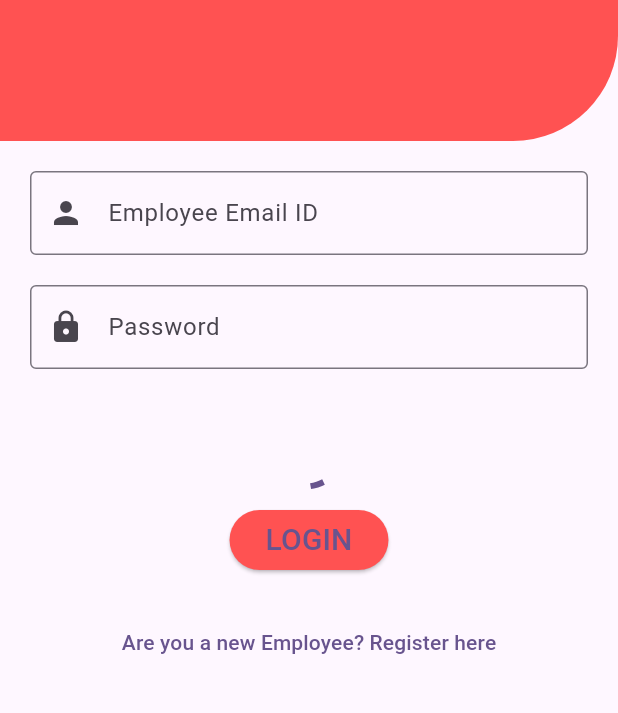
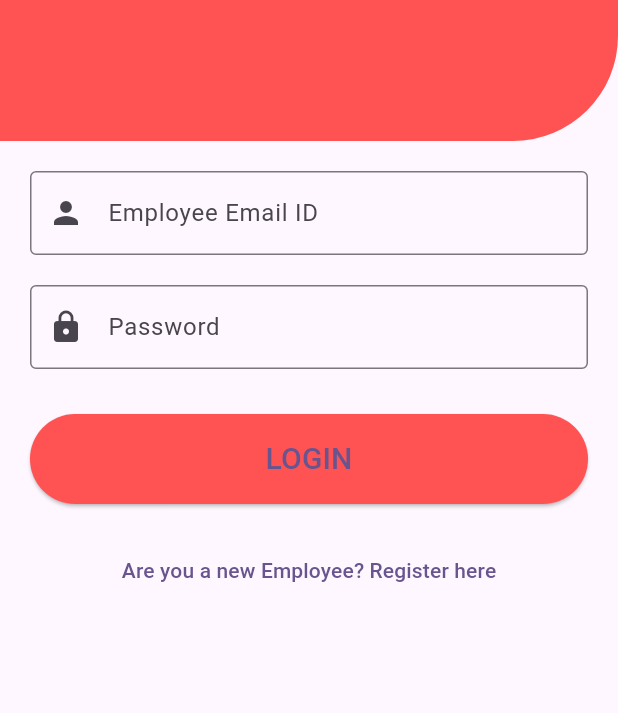
Before and after one commit to reypryma/attendance_staff, a Flutter app: the screen it shows after launch, on a phone screen of 412 x 824 dp, the part 271-984 px from its top. Run offline on Flutter 3.47's test engine with Material 3 defaults, Android fonts, the phone set to English and light mode, and no system bars; our stand-ins replace flutter_dotenv, supabase_flutter; accounts and stored records are empty.

Commit message:
add auth logic

```diff
--- a/lib/screens/login_screen.dart
+++ b/lib/screens/login_screen.dart
@@ -1,5 +1,7 @@
+import 'package:attendance_staff/providers/auth_provider.dart';
 import 'package:attendance_staff/screens/register_screen.dart';
 import 'package:flutter/material.dart';
+import 'package:provider/provider.dart';
 
 class LoginScreen extends StatefulWidget {
   static route() => MaterialPageRoute(
@@ -85,16 +87,21 @@ class _LoginScreenState extends State<LoginScreen> {
                 const SizedBox(
                   height: 30,
                 ),
-                const SizedBox(
+                Consumer<AuthProvider>(
+                  builder: (context, authProvider, child) => SizedBox(
                     height: 60,
                     width: double.infinity,
-                  child: Center(
+                    child: authProvider.isLoading
+                        ? const Center(
                             child: CircularProgressIndicator(),
-                  ),
-                ),
-                ElevatedButton(
+                          )
+                        : ElevatedButton(
                             onPressed: () {
                               // Your login logic here
+                              authProvider.loginEmployee(
+                                  _emailController.text.trim(),
+                                  _passwordController.text.trim(),
+                                  context);
                             },
                             style: ElevatedButton.styleFrom(
                                 backgroundColor: Colors.redAccent,
@@ -103,6 +110,8 @@ class _LoginScreenState extends State<LoginScreen> {
                             child: const Text(
                               "LOGIN",
                               style: TextStyle(fontSize: 20),
+                            ),
+                          ),
                   ),
                 ),
                 const SizedBox(
```
Also changed, not shown: lib/screens/register_screen.dart (+17 -5 lines), pubspec.yaml (+7 -7 lines), pubspec.lock, 2 other files. Lines whose indentation alone changed are shown as unchanged.
